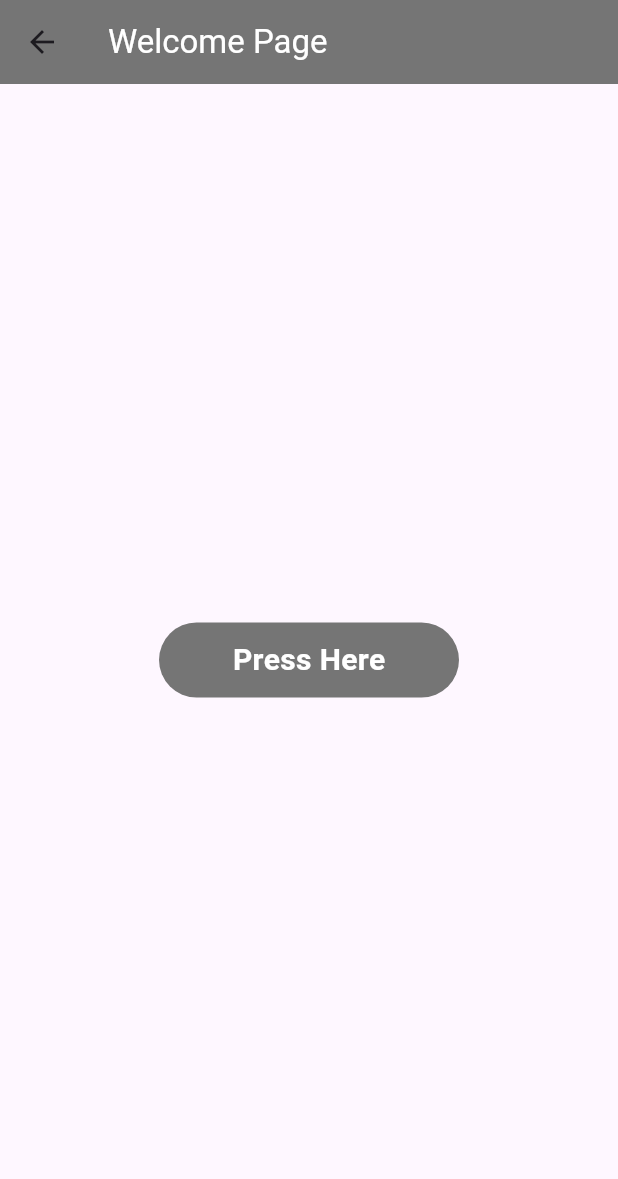
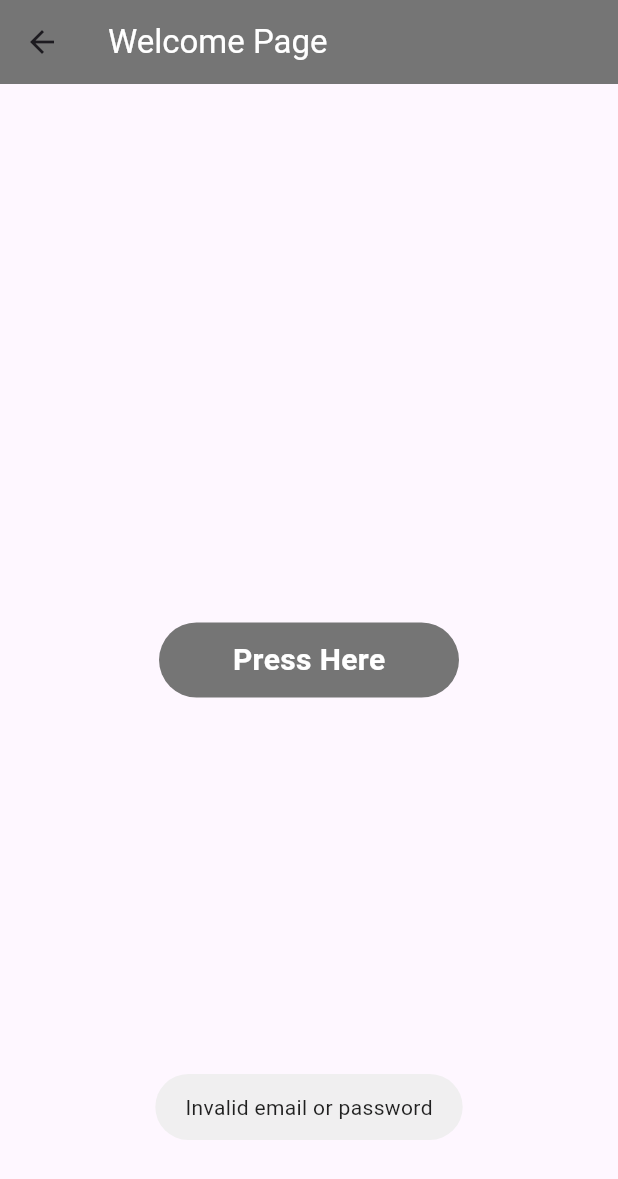
Before and after one commit to EslamMahmood/AuthModule, a Flutter app: the screen it shows after launch, after a tap on "Login", on a phone screen of 412 x 824 dp. Shown: the top 1179 px of the screen. Run offline on Flutter 3.47's test engine with Material 3 defaults, Android fonts, the phone set to English and light mode, and no system bars; our stand-ins replace fluttertoast.

```diff
--- a/lib/pages/forgetpassword.dart
+++ b/lib/pages/forgetpassword.dart
@@ -1,7 +1,15 @@
 import 'package:flutter/material.dart';
-import 'package:task/pages/confirmation.dart';
 import 'package:task/pages/verification_page.dart';
+import 'package:flutter/services.dart';
+import 'package:fluttertoast/fluttertoast.dart';
+
 class ForgotPasswordPage extends StatelessWidget {
+
+   TextEditingController _emailController = TextEditingController();
+  bool isEmailValid =false;
+  bool isValidEmail(String email) {
+    return RegExp(r'^[\w-\.]+@([\w-]+\.)+[\w-]{2,4}$').hasMatch(email);
+  }
   @override
   Widget build(BuildContext context) {
     return Scaffold(
@@ -18,8 +26,10 @@ class ForgotPasswordPage extends StatelessWidget {
             Icon(Icons.abc_rounded,size: 100,color: Colors.grey[700],),
             SizedBox(height: 30,),
             TextField(
+
               decoration: InputDecoration(
                 hintText: 'Enter your email',
+                errorText: isEmailValid ? null : "Required valid please",
               ),
             ),
             SizedBox(height: 70),
@@ -27,12 +37,35 @@ class ForgotPasswordPage extends StatelessWidget {
               height: 50,
               width: 200,
               child:
+
 ElevatedButton(
   onPressed: () {
+    String email = _emailController.text.trim();
+    if (isValidEmail(email)&&isEmailValid) {
+      // Set isEmailValid to true if the email is valid
+      isEmailValid = true;
+      // Perform sign up logic here
+      Fluttertoast.showToast(msg: 'Invalid email');
+
+
+    } else {
+      // Set isEmailValid to false if the email is invalid
+      isEmailValid = true;
+      Fluttertoast.showToast(msg: 'Access successfully');
       Navigator.push(
         context,
         MaterialPageRoute(builder: (context) => VerificationPage()),);
+    }
+
+    // Check if the email is valid before navigating
+
   },
+
+
+    // Check if the email is valid before navigating
+
+
+
               child: Text('Check Out',style: TextStyle(color: Colors.grey[700],fontSize: 15,
                     fontWeight: FontWeight.bold,),
             ),
--- a/lib/pages/login_page.dart
+++ b/lib/pages/login_page.dart
@@ -2,8 +2,14 @@ import 'package:flutter/material.dart';
 import 'package:task/pages/forgetpassword.dart';
 import 'package:task/pages/register_page.dart';
 import 'package:task/pages/welcome_page.dart';
+import 'package:flutter/services.dart';
+import 'package:fluttertoast/fluttertoast.dart';
 class LoginPage extends StatelessWidget {
-  final String email='eslammahmood@gmail.com';
+  TextEditingController _emailController = TextEditingController();
+  bool isValidEmail(String email ) {
+    //String email='eslammahmood@gmail.com';
+    return RegExp(r'^[\w-\.]+@([\w-]+\.)+[\w-]{2,4}$').hasMatch(email);
+  }
   @override
   Widget build(BuildContext context) {
     return Scaffold(
@@ -39,7 +45,14 @@ class LoginPage extends StatelessWidget {
             child:
             ElevatedButton(
               onPressed: () {
-                Navigator.push(
+                String email = _emailController.text.trim();
+    if (isValidEmail(email)) {
+      // Perform sign up logic here
+      Fluttertoast.showToast(msg: 'Login successfully');
+
+    } else {
+      Fluttertoast.showToast(msg: 'Invalid email or password');}
+      Navigator.push(
                   context,
                   MaterialPageRoute(builder: (context) => WelcomePage()),
                 );
--- a/lib/pages/register_page.dart
+++ b/lib/pages/register_page.dart
@@ -1,5 +1,10 @@
 import 'package:flutter/material.dart';
 import'package:task/pages/login_page.dart';
+import 'package:flutter/services.dart';
+import 'package:fluttertoast/fluttertoast.dart';
+import 'package:task/pages/welcome_page.dart';
+
+
 class RegisterPage extends StatefulWidget {
   @override
   _RegisterPageState createState() => _RegisterPageState();
@@ -11,7 +16,11 @@ class _RegisterPageState extends State<RegisterPage> {
   TextEditingController _confirmPasswordController = TextEditingController();
 
   bool _passwordsMatch = true;
-final String email='eslammahmood@gmail.com';
+
+bool isValidEmail(String email) {
+    return RegExp(r'^[\w-\.]+@([\w-]+\.)+[\w-]{2,4}$').hasMatch(email);
+  }
+
   @override
   Widget build(BuildContext context) {
     return Scaffold(
@@ -59,20 +68,26 @@ final String email='eslammahmood@gmail.com';
             child:
               ElevatedButton(
                 onPressed: () {
-
-                  if (_passwordController.text == _confirmPasswordController.text) {
+ String email = _emailController.text.trim();
+    if (isValidEmail(email)) {
+      // Perform sign up logic here
+      Fluttertoast.showToast(msg: 'Signed up successfully');
+    } else {
+      Fluttertoast.showToast(msg: 'Invalid email');}
+                  if (_passwordController.text == _confirmPasswordController.text && isValidEmail(email)) {
                     setState(() {
                       _passwordsMatch = true;
+
                     });
-
+                          Navigator.pushReplacement(
+                    context,
+                    MaterialPageRoute(builder: (context) => WelcomePage()),
+                  );
                   } else {
                     setState(() {
                       _passwordsMatch = false;
                     });
                   }
-                  Navigator.push(
-                  context,
-                  MaterialPageRoute(builder: (context) => LoginPage()),);
                 },
                 child: Text('Sign Up',style: TextStyle(color: Colors.grey[700],fontSize: 20,
                     fontWeight: FontWeight.bold,),),
--- a/pubspec.yaml
+++ b/pubspec.yaml
@@ -30,8 +30,7 @@ environment:
 dependencies:
   flutter:
     sdk: flutter
-
-
+  fluttertoast: ^8.0.7
   # The following adds the Cupertino Icons font to your application.
   # Use with the CupertinoIcons class for iOS style icons.
   cupertino_icons: ^1.0.6
@@ -39,6 +38,7 @@ dependencies:
 dev_dependencies:
   flutter_test:
     sdk: flutter
+
 
   # The "flutter_lints" package below contains a set of recommended lints to
   # encourage good coding practices. The lint set provided by the package is
```
Also changed, not shown: pubspec.lock. Lines whose indentation alone changed are shown as unchanged.
